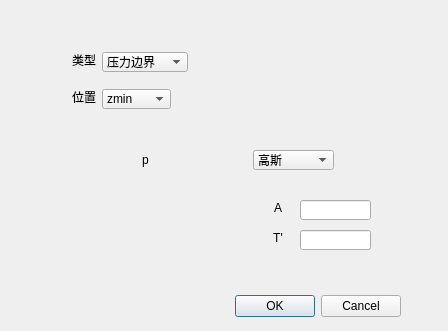
This is addboundaco.ui in onism/GTea as Qt 5 draws it before an edit. The edited form follows.
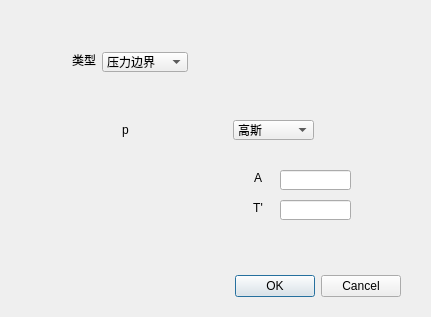
This is the edited form. Icons and pictures are not drawn.

The edit to the form file:
```diff
--- a/addboundaco.ui
+++ b/addboundaco.ui
@@ -6,8 +6,8 @@
    <rect>
     <x>0</x>
     <y>0</y>
-    <width>448</width>
-    <height>331</height>
+    <width>431</width>
+    <height>317</height>
    </rect>
   </property>
   <property name="windowTitle">
@@ -17,7 +17,7 @@
    <property name="geometry">
     <rect>
      <x>60</x>
-     <y>290</y>
+     <y>270</y>
      <width>341</width>
      <height>32</height>
     </rect>
@@ -32,8 +32,8 @@
   <widget class="QStackedWidget" name="stackedWidget">
    <property name="geometry">
     <rect>
-     <x>70</x>
-     <y>120</y>
+     <x>50</x>
+     <y>90</y>
      <width>341</width>
      <height>161</height>
     </rect>
@@ -380,47 +380,6 @@
     </property>
    </item>
   </widget>
-  <widget class="QLabel" name="label_2">
-   <property name="geometry">
-    <rect>
-     <x>72</x>
-     <y>89</y>
-     <width>24</width>
-     <height>16</height>
-    </rect>
-   </property>
-   <property name="text">
-    <string>位置</string>
-   </property>
-   <property name="alignment">
-    <set>Qt::AlignCenter</set>
-   </property>
-  </widget>
-  <widget class="QComboBox" name="comboBox_2">
-   <property name="geometry">
-    <rect>
-     <x>102</x>
-     <y>89</y>
-     <width>69</width>
-     <height>20</height>
-    </rect>
-   </property>
-   <item>
-    <property name="text">
-     <string>zmin</string>
-    </property>
-   </item>
-   <item>
-    <property name="text">
-     <string>xmin</string>
-    </property>
-   </item>
-   <item>
-    <property name="text">
-     <string>ymin</string>
-    </property>
-   </item>
-  </widget>
   <zorder>label</zorder>
   <zorder>comboBox</zorder>
   <zorder>label_2</zorder>
```
Left out of the diff: 2 changed lines with no effect on the pictures.
